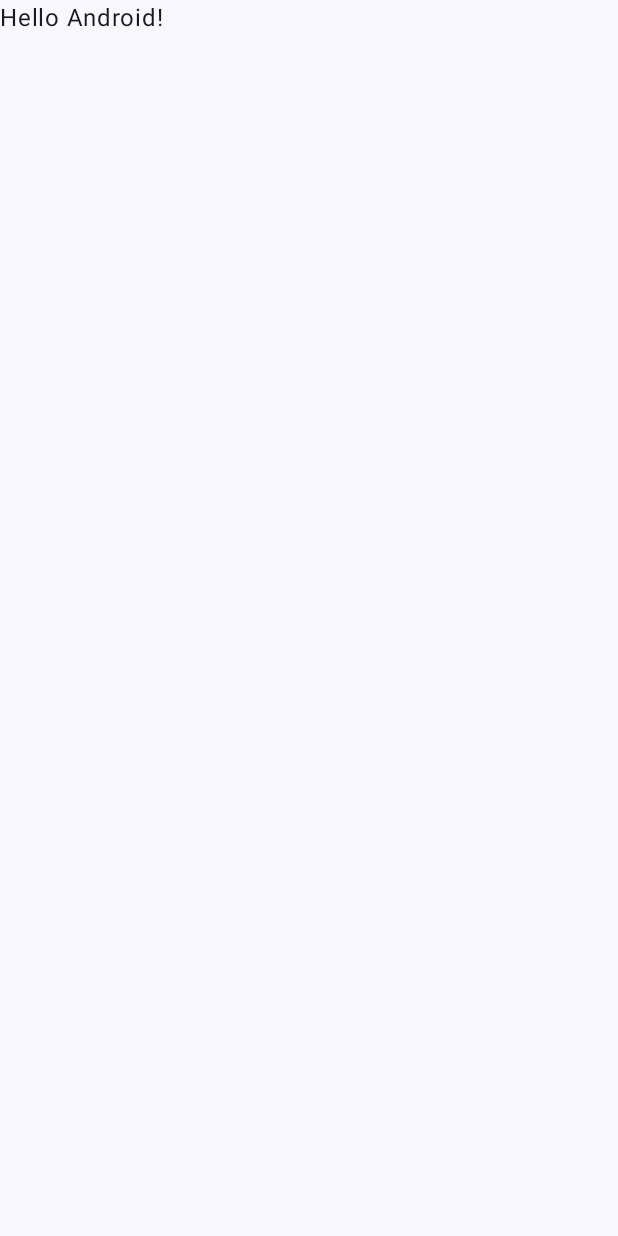
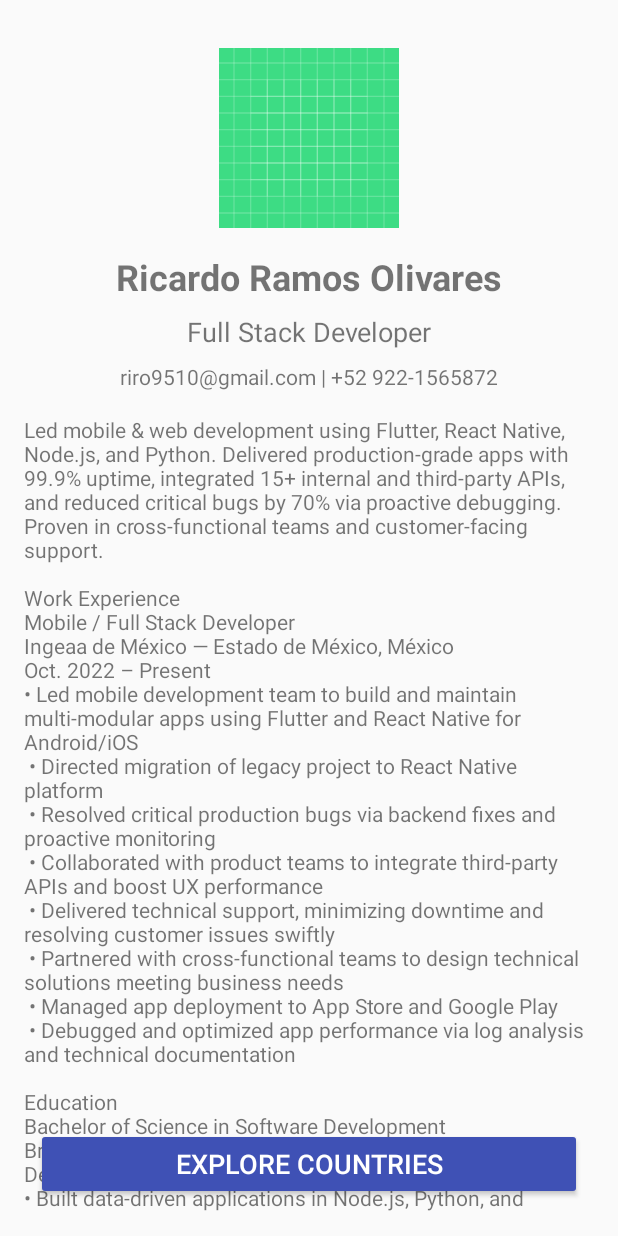
Before and after one commit to riro9510/codingEvaluation, an Android app built with Jetpack Compose: the screen it shows after launch (MainActivity before the commit, ProfileActivity after it), on a phone screen of 412 x 824 dp. Before the commit the screen is almost empty. Run offline under Robolectric (Android 15) with nearby library versions, the phone set to English and light mode, and no system bars; pictures from the network do not load.

Commit message:
fix: resolve RecyclerView inflation in Compose-enabled project
- Used fully qualified androidx.recyclerview.widget.RecyclerView in XML
- Profile photo from raw GitHub URL loading correctly
- Full three-screen flow stable and functional
- App exceeds Midtronics evaluation requirements with flag bonus
- Ready for submission

```diff
--- a/app/build.gradle.kts
+++ b/app/build.gradle.kts
@@ -6,12 +6,12 @@ plugins {
 
 android {
     namespace = "com.example.codingevaluation"
-    compileSdk = 34
+    compileSdk = 36
 
     defaultConfig {
         applicationId = "com.example.codingevaluation"
         minSdk = 24
-        targetSdk = 34
+        targetSdk = 36
         versionCode = 1
         versionName = "1.0"
 
@@ -63,4 +63,6 @@ dependencies {
     implementation("androidx.lifecycle:lifecycle-runtime:2.4.0")
     implementation("androidx.constraintlayout:constraintlayout:2.1.4")
     implementation("com.github.bumptech.glide:glide:4.16.0")
+    implementation("androidx.recyclerview:recyclerview:1.3.2")
+    implementation("androidx.appcompat:appcompat:1.6.1")
 }
--- a/app/src/main/java/com/example/codingevaluation/MainActivity.kt
+++ /dev/null
@@ -1,47 +0,0 @@
-package com.example.codingevaluation
-
-import android.os.Bundle
-import androidx.activity.ComponentActivity
-import androidx.activity.compose.setContent
-import androidx.activity.enableEdgeToEdge
-import androidx.compose.foundation.layout.fillMaxSize
-import androidx.compose.foundation.layout.padding
-import androidx.compose.material3.Scaffold
-import androidx.compose.material3.Text
-import androidx.compose.runtime.Composable
-import androidx.compose.ui.Modifier
-import androidx.compose.ui.tooling.preview.Preview
-import com.example.codingevaluation.ui.theme.CodingEvaluationTheme
-
-class MainActivity : ComponentActivity() {
-    override fun onCreate(savedInstanceState: Bundle?) {
-        super.onCreate(savedInstanceState)
-        enableEdgeToEdge()
-        setContent {
-            CodingEvaluationTheme {
-                Scaffold(modifier = Modifier.fillMaxSize()) { innerPadding ->
-                    Greeting(
-                        name = "Android",
-                        modifier = Modifier.padding(innerPadding)
-                    )
-                }
-            }
-        }
-    }
-}
-
-@Composable
-fun Greeting(name: String, modifier: Modifier = Modifier) {
-    Text(
-        text = "Hello $name!",
-        modifier = modifier
-    )
-}
-
-@Preview(showBackground = true)
-@Composable
-fun GreetingPreview() {
-    CodingEvaluationTheme {
-        Greeting("Android")
-    }
-}
--- a/app/src/main/java/com/example/codingevaluation/presentation/ui/profile/ProfileActivity.java
+++ b/app/src/main/java/com/example/codingevaluation/presentation/ui/profile/ProfileActivity.java
@@ -1,13 +1,17 @@
 package com.example.codingevaluation.presentation.ui.profile;
 
+import android.content.Intent;
 import android.os.Bundle;
 import androidx.appcompat.app.AppCompatActivity;
+
+import android.widget.Button;
 import android.widget.ImageView;
 import android.widget.TextView;
 
 import com.bumptech.glide.Glide;
 import com.bumptech.glide.request.RequestOptions;
 import com.example.codingevaluation.R;
+import com.example.codingevaluation.presentation.ui.country.CountryListActivity;
 
 public class ProfileActivity extends AppCompatActivity {
 
@@ -49,5 +53,11 @@ public class ProfileActivity extends AppCompatActivity {
                 .placeholder(R.drawable.ic_launcher_foreground)
                 .error(R.drawable.ic_launcher_background)
                 .into(ivProfile);
+
+        Button btnGoToCountries = findViewById(R.id.btn_go_to_countries);
+        btnGoToCountries.setOnClickListener(v -> {
+            Intent intent = new Intent(ProfileActivity.this, CountryListActivity.class);
+            startActivity(intent);
+        });
     }
 }
--- a/app/src/main/res/layout/activity_country_list.xml
+++ b/app/src/main/res/layout/activity_country_list.xml
@@ -4,12 +4,11 @@
     android:layout_height="match_parent"
     android:orientation="vertical">
 
-
-    <RecyclerView
+    <androidx.recyclerview.widget.RecyclerView
         android:id="@+id/recyclerView"
         android:layout_width="match_parent"
         android:layout_height="match_parent"
         android:layout_marginTop="8dp"
-    android:scrollbars="vertical" />
+        android:scrollbars="vertical" />
 
 </LinearLayout>
--- a/app/src/main/res/layout/activity_profile.xml
+++ b/app/src/main/res/layout/activity_profile.xml
@@ -64,4 +64,17 @@
             android:text="@string/profile_summary" />
     </ScrollView>
 
+    <Button
+        android:id="@+id/btn_go_to_countries"
+        android:layout_width="0dp"
+        android:layout_height="wrap_content"
+        android:text="Explore Countries"
+        android:textSize="18sp"
+        android:backgroundTint="#3F51B5"
+        android:textColor="#FFFFFF"
+        android:layout_margin="24dp"
+        app:layout_constraintBottom_toBottomOf="parent"
+        app:layout_constraintStart_toStartOf="parent"
+        app:layout_constraintEnd_toEndOf="parent" />
+
 </androidx.constraintlayout.widget.ConstraintLayout>
--- a/app/src/main/res/values/profile.xml
+++ b/app/src/main/res/values/profile.xml
@@ -1,6 +1,6 @@
 <?xml version="1.0" encoding="utf-8"?>
 <resources>
-    <string name="profile_picture">https://github.com/riro9510/riro9510/blob/3b6c7201d6535b59c05c65a184f33f9005490a9b/profile.jpeg</string>
+    <string name="profile_picture">https://raw.githubusercontent.com/riro9510/riro9510/refs/heads/main/profile.jpeg</string>
     <string name="profile_name">Ricardo Ramos Olivares</string>
     <string name="profile_title">Full Stack Developer</string>
     <string name="profile_contact">riro9510@gmail.com | +52 922-1565872</string>
```
Also changed, not shown: app/src/main/AndroidManifest.xml (+15 -7 lines), app/src/main/java/com/example/codingevaluation/presentation/ui/country/CountryAdapter.java (+24 -6 lines), app/src/main/java/com/example/codingevaluation/presentation/ui/country/CountryListActivity.java (+8 -6 lines).
